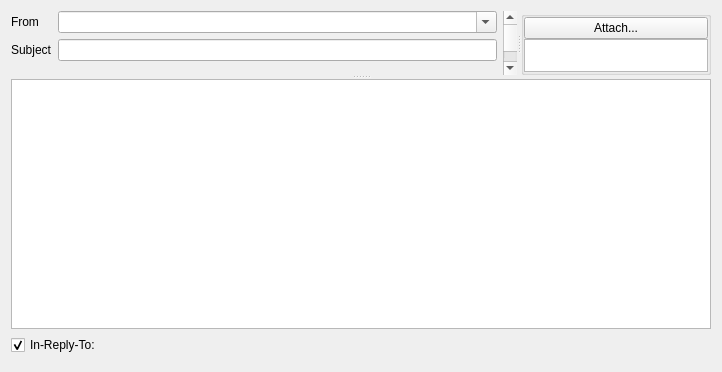
This is src/Gui/ComposeWidget.ui in jktjkt/trojita as Qt 5 draws it before an edit. The edited form follows.
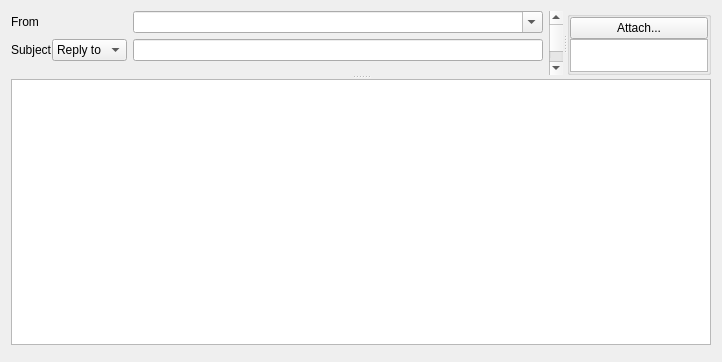
This is the edited form. Custom widgets are drawn as their Qt base class.

Commit message:
replace reply-to checkb. w. subject/reply combobox
vertical space is precious

What changed in the file:
```diff
--- a/src/Gui/ComposeWidget.ui
+++ b/src/Gui/ComposeWidget.ui
@@ -72,6 +72,14 @@
            </widget>
           </item>
           <item row="1" column="0">
+           <layout class="QHBoxLayout" name="horizontalLayout1">
+            <property name="spacing">
+             <number>0</number>
+            </property>
+            <property name="margin">
+             <number>0</number>
+            </property>
+            <item>
            <widget class="QLabel" name="subjectLabel">
             <property name="text">
              <string>Subject</string>
@@ -81,6 +89,28 @@
             </property>
            </widget>
           </item>
+            <item>
+             <widget class="QComboBox" name="markAsReply">
+              <property name="sizePolicy">
+               <sizepolicy hsizetype="MinimumExpanding" vsizetype="Fixed">
+                <horstretch>0</horstretch>
+                <verstretch>0</verstretch>
+               </sizepolicy>
+              </property>
+              <item>
+               <property name="text">
+                <string>Reply to</string>
+               </property>
+              </item>
+              <item>
+               <property name="text">
+                <string>Subject</string>
+               </property>
+              </item>
+             </widget>
+            </item>
+           </layout>
+          </item>
           <item row="1" column="1">
            <widget class="LineEdit" name="subject"/>
           </item>
@@ -187,19 +217,6 @@
      </widget>
     </widget>
    </item>
-   <item>
-    <widget class="QCheckBox" name="markAsReply">
-     <property name="text">
-      <string>In-Reply-To: </string>
-     </property>
-     <property name="visible">
-         <bool>false</bool>
-     </property>
-     <property name="checked">
-         <bool>true</bool>
-     </property>
-    </widget>
-   </item>
    <item>
     <widget class="QDialogButtonBox" name="buttonBox">
      <property name="standardButtons">
```
Lines whose indentation alone changed are shown as unchanged. The commit also changes 2 other files.
